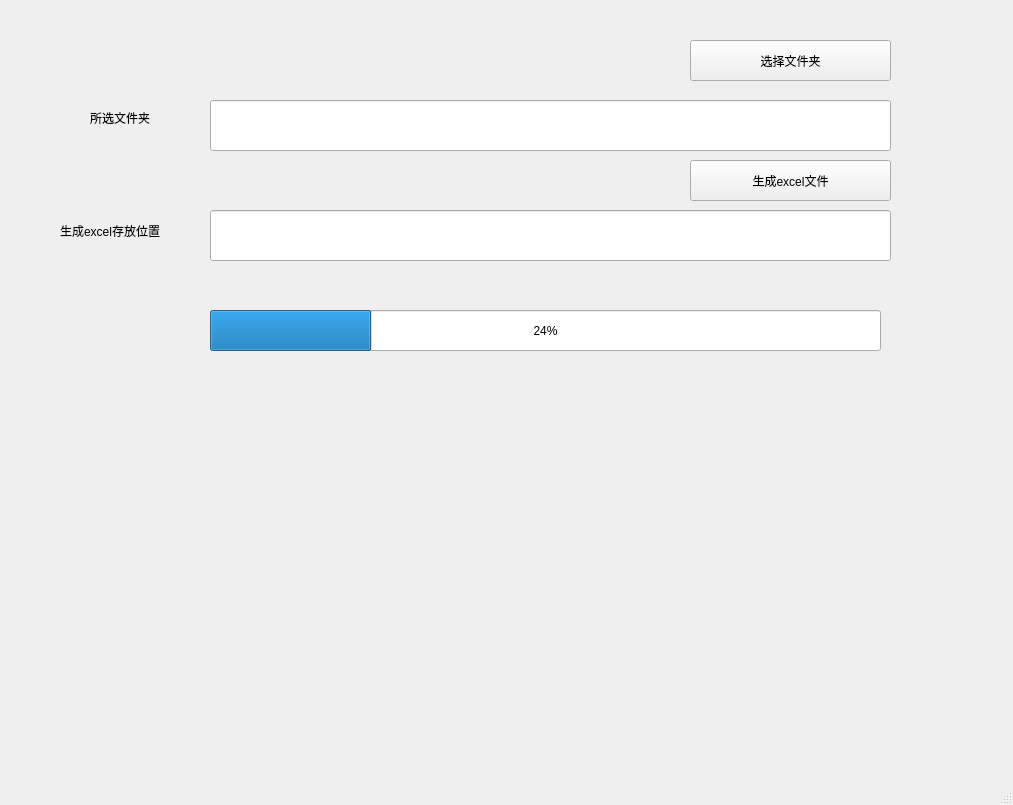
First picture: the form in lgp_file_ana/mainwindow.ui, repository tiansongyu/LGP_file_ana, before the edit.
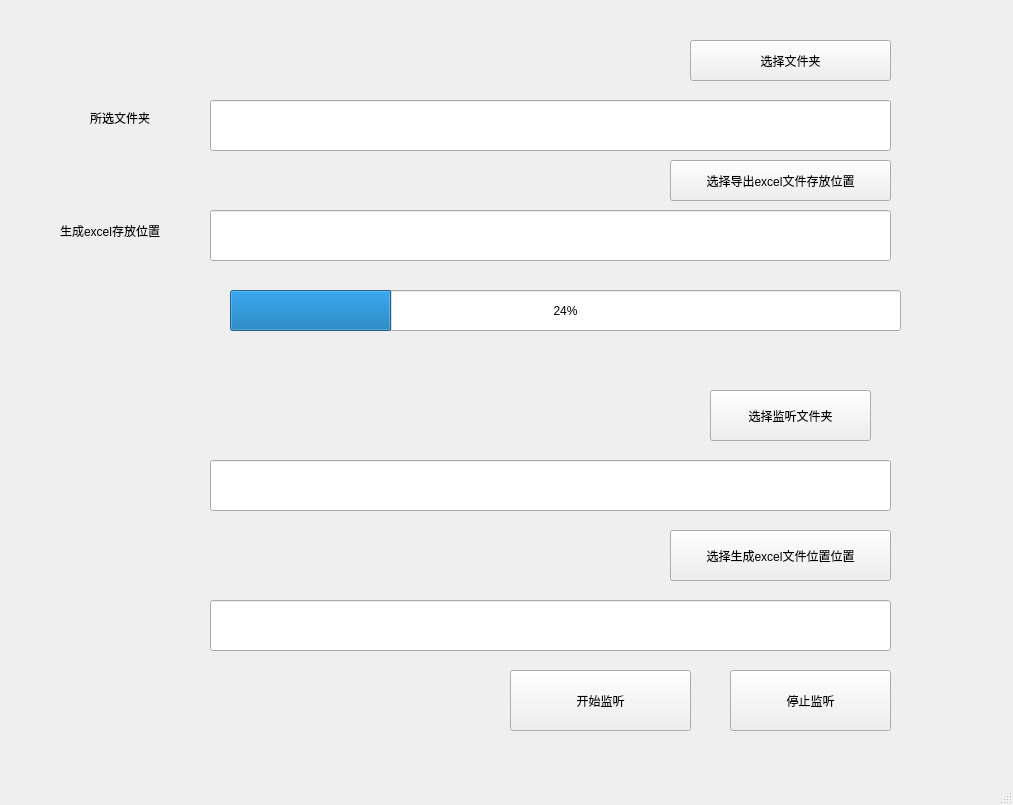
Second picture: the form after the edit.

Commit message: 添加监听lgp文件功能，未修复bug

What changed in the file:
```diff
--- a/lgp_file_ana/mainwindow.ui
+++ b/lgp_file_ana/mainwindow.ui
@@ -43,14 +43,14 @@
    <widget class="QPushButton" name="pushButton_2">
     <property name="geometry">
      <rect>
-      <x>690</x>
+      <x>670</x>
       <y>160</y>
-      <width>201</width>
+      <width>221</width>
       <height>41</height>
      </rect>
     </property>
     <property name="text">
-     <string>生成excel文件</string>
+     <string>选择导出excel文件存放位置</string>
     </property>
    </widget>
    <widget class="QLabel" name="label">
@@ -92,8 +92,8 @@
    <widget class="QLabel" name="label_3">
     <property name="geometry">
      <rect>
-      <x>370</x>
-      <y>280</y>
+      <x>380</x>
+      <y>270</y>
       <width>281</width>
       <height>21</height>
      </rect>
@@ -105,8 +105,8 @@
    <widget class="QProgressBar" name="progressBar">
     <property name="geometry">
      <rect>
-      <x>210</x>
-      <y>310</y>
+      <x>230</x>
+      <y>290</y>
       <width>671</width>
       <height>41</height>
      </rect>
@@ -115,6 +115,78 @@
      <number>24</number>
     </property>
    </widget>
+   <widget class="QPushButton" name="pushButton_3">
+    <property name="geometry">
+     <rect>
+      <x>710</x>
+      <y>390</y>
+      <width>161</width>
+      <height>51</height>
+     </rect>
+    </property>
+    <property name="text">
+     <string>选择监听文件夹</string>
+    </property>
+   </widget>
+   <widget class="QLineEdit" name="lineEdit">
+    <property name="geometry">
+     <rect>
+      <x>210</x>
+      <y>460</y>
+      <width>681</width>
+      <height>51</height>
+     </rect>
+    </property>
+   </widget>
+   <widget class="QPushButton" name="pushButton_4">
+    <property name="geometry">
+     <rect>
+      <x>670</x>
+      <y>530</y>
+      <width>221</width>
+      <height>51</height>
+     </rect>
+    </property>
+    <property name="text">
+     <string>选择生成excel文件位置位置</string>
+    </property>
+   </widget>
+   <widget class="QLineEdit" name="lineEdit_2">
+    <property name="geometry">
+     <rect>
+      <x>210</x>
+      <y>600</y>
+      <width>681</width>
+      <height>51</height>
+     </rect>
+    </property>
+   </widget>
+   <widget class="QPushButton" name="pushButton_5">
+    <property name="geometry">
+     <rect>
+      <x>510</x>
+      <y>670</y>
+      <width>181</width>
+      <height>61</height>
+     </rect>
+    </property>
+    <property name="text">
+     <string>开始监听</string>
+    </property>
+   </widget>
+   <widget class="QPushButton" name="pushButton_6">
+    <property name="geometry">
+     <rect>
+      <x>730</x>
+      <y>670</y>
+      <width>161</width>
+      <height>61</height>
+     </rect>
+    </property>
+    <property name="text">
+     <string>停止监听</string>
+    </property>
+   </widget>
   </widget>
   <widget class="QMenuBar" name="menubar">
    <property name="geometry">
```
The commit also changes 5 other files.
